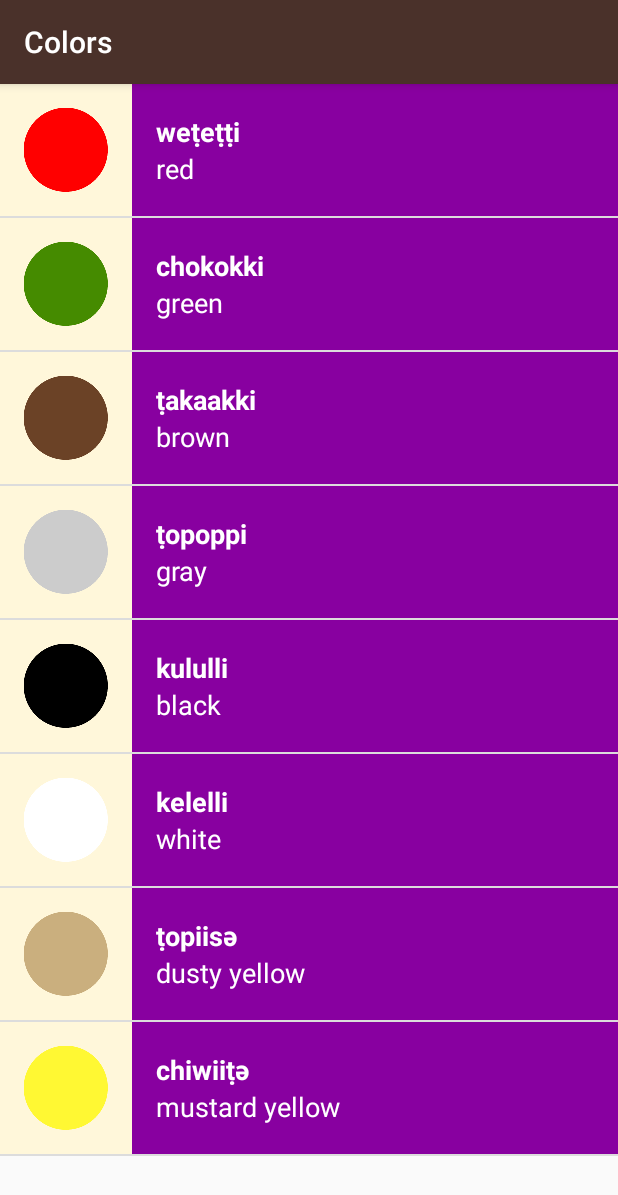
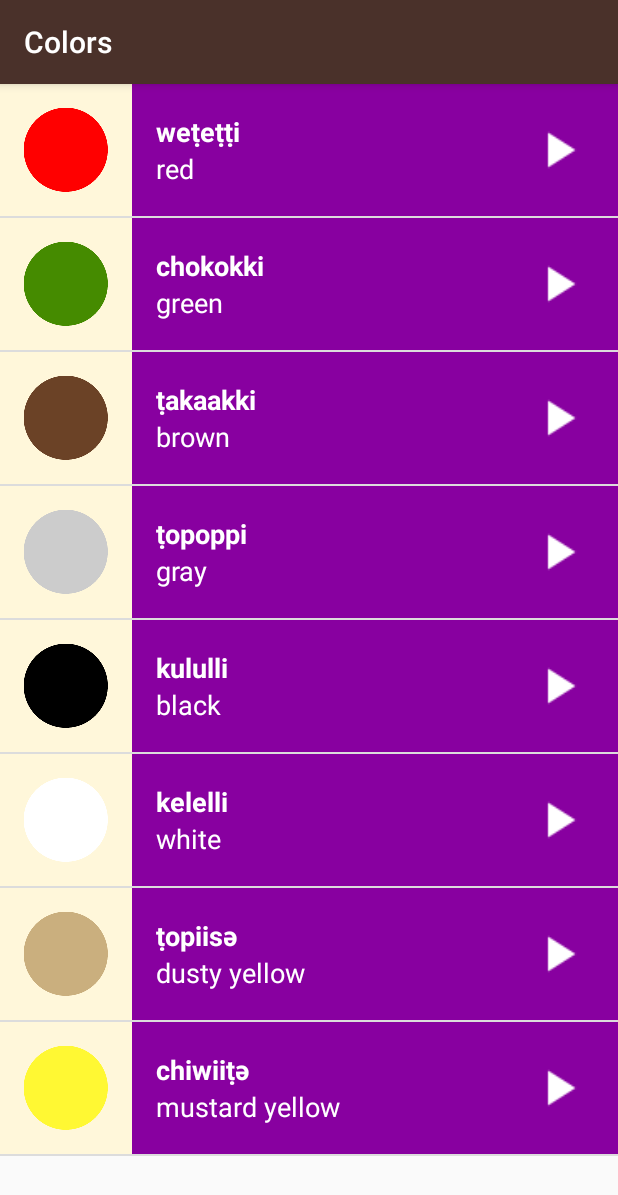
Before and after one commit to albertchan8/android_miwok, an Android app: the ColorsActivity screen opened directly, with no data from a screen before it, on a phone screen of 412 x 824 dp. Shown: the top 1195 px of the screen. Run offline under Robolectric (Android 15) with nearby library versions, the phone set to English and light mode, and no system bars.

Commit message:
add icons and modify list_item.xml

```diff
--- a/app/src/main/AndroidManifest.xml
+++ b/app/src/main/AndroidManifest.xml
@@ -6,7 +6,6 @@
         android:allowBackup="true"
         android:icon="@mipmap/ic_launcher"
         android:label="@string/app_name"
-        android:roundIcon="@mipmap/ic_launcher_round"
         android:supportsRtl="true"
         android:theme="@style/AppTheme">
         <activity android:name=".MainActivity">
--- a/app/src/main/res/layout/list_item.xml
+++ b/app/src/main/res/layout/list_item.xml
@@ -17,9 +17,16 @@
 
     <LinearLayout
         android:id="@+id/text_container"
+        android:layout_width="0dp"
+        android:layout_height="wrap_content"
+        android:layout_weight="1"
+        android:orientation="horizontal">
+
+        <LinearLayout
             android:orientation="vertical"
-        android:layout_width="match_parent"
+            android:layout_width="0dp"
             android:layout_height="match_parent"
+            android:layout_weight="1"
             android:paddingLeft="16dp">
 
             <TextView
@@ -44,4 +51,17 @@
                 tools:text="default"/>
             </LinearLayout>
 
+        <ImageView
+            android:id="@+id/play_button_view"
+            android:layout_width="@dimen/list_item_height"
+            android:layout_height="@dimen/list_item_height"
+            android:paddingLeft="24dp"
+            android:paddingTop="24dp"
+            android:paddingBottom="24dp"
+            android:paddingRight="16dp"
+            android:src="@drawable/ic_play_arrow">
+        </ImageView>
+
     </LinearLayout>
+
+</LinearLayout>
```
Also changed, not shown: app/src/main/res/drawable-hdpi/ic_play_arrow.png (added), app/src/main/res/drawable-mdpi/ic_play_arrow.png (added), app/src/main/res/drawable-xhdpi/ic_play_arrow.png (added), app/src/main/res/drawable-xxhdpi/ic_play_arrow.png (added), app/src/main/res/drawable-xxxhdpi/ic_play_arrow.png (added), app/src/main/res/mipmap-hdpi/ic_launcher.png, app/src/main/res/mipmap-mdpi/ic_launcher.png, app/src/main/res/mipmap-xhdpi/ic_launcher.png, app/src/main/res/mipmap-xxhdpi/ic_launcher.png, app/src/main/res/mipmap-xxxhdpi/ic_launcher.png. Lines whose indentation alone changed are shown as unchanged.
